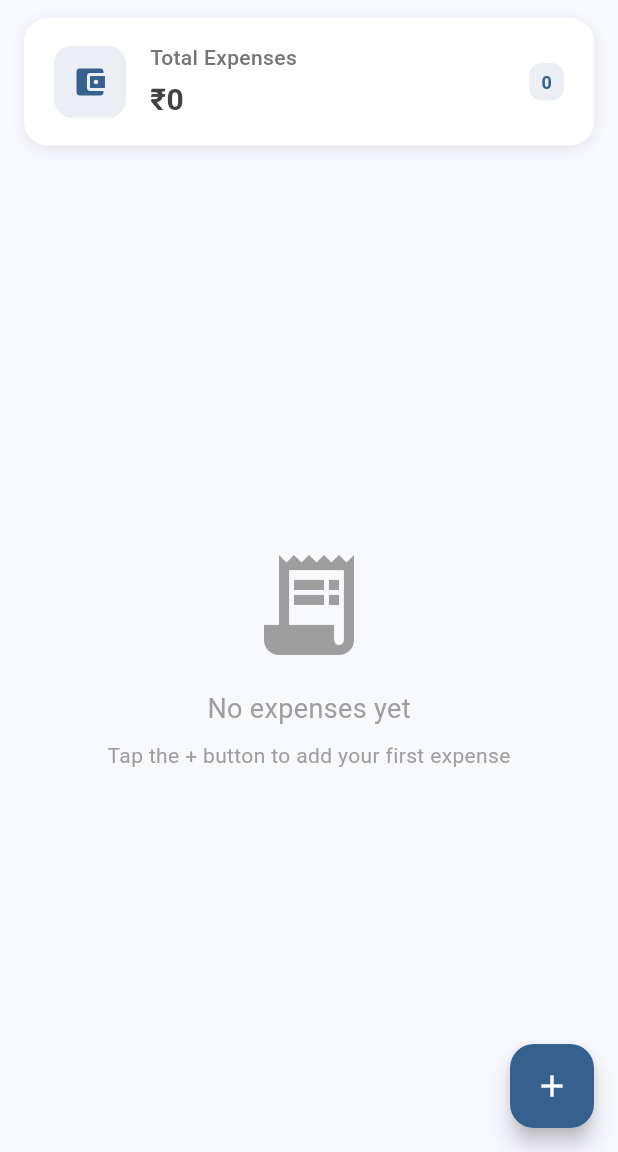
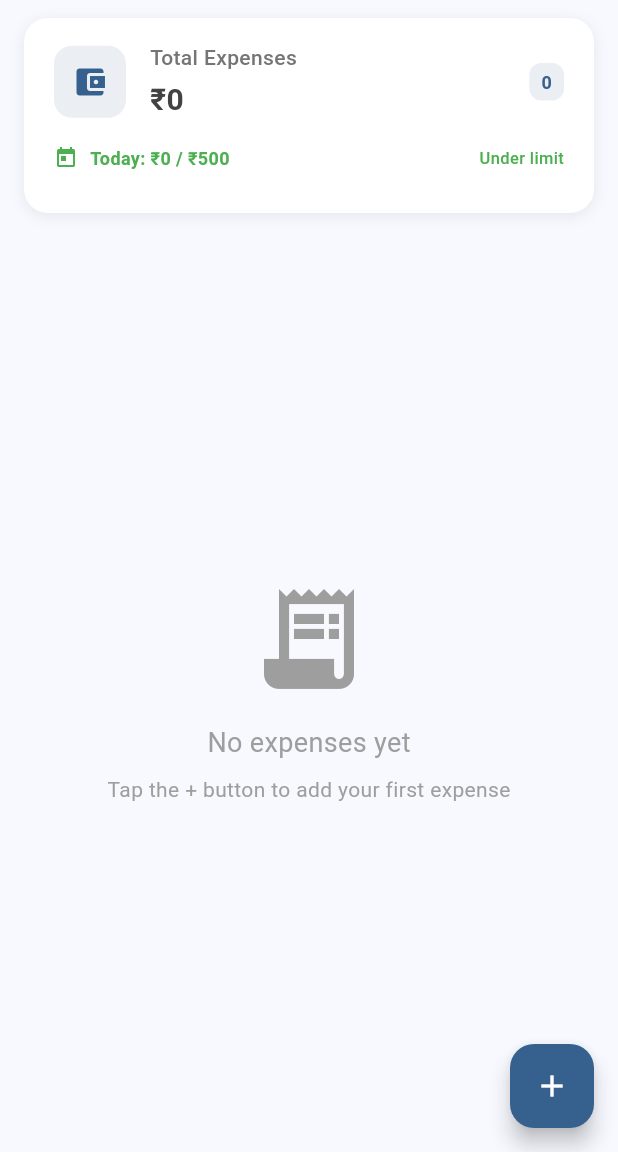
Before and after one commit to seshu31/money_tracker, a Flutter app: the screen it shows after launch, on a phone screen of 412 x 824 dp, the part 84-1236 px from its top. Run offline on Flutter 3.47's test engine with Material 3 defaults, Android fonts, the phone set to English and light mode, and no system bars; our stand-ins replace sqflite; accounts and stored records are empty.

Commit message:
adds daily spending limit

```diff
--- a/lib/screens/home_screen.dart
+++ b/lib/screens/home_screen.dart
@@ -17,6 +17,9 @@ class _HomeScreenState extends State<HomeScreen> {
   bool _isLoading = true;
   // Track which date sections are expanded
   Set<DateTime> _expandedDates = {};
+
+  // Daily spending limit
+  static const double dailyLimit = 500.0;
 
   @override
   void initState() {
@@ -72,6 +75,19 @@ class _HomeScreenState extends State<HomeScreen> {
 
   Future<void> _addExpense(Expense expense) async {
     try {
+      // Check if adding this expense would exceed daily limit
+      final todayExpenses = _getTodayExpenses();
+      final todayTotal = todayExpenses.fold(0.0, (sum, e) => sum + e.amount);
+      final newTotal = todayTotal + expense.amount;
+
+      if (newTotal > dailyLimit) {
+        // Show warning dialog
+        final shouldContinue = await _showDailyLimitWarning(newTotal, dailyLimit);
+        if (!shouldContinue) {
+          return; // User cancelled
+        }
+      }
+
       await _databaseHelper.insertExpense(expense);
       await _loadExpenses(); // Reload the list
     } catch (e) {
@@ -81,6 +97,33 @@ class _HomeScreenState extends State<HomeScreen> {
         );
       }
     }
+  }
+
+  Future<bool> _showDailyLimitWarning(double newTotal, double limit) async {
+    return await showDialog<bool>(
+      context: context,
+      builder: (BuildContext context) {
+        return AlertDialog(
+          title: const Text('Daily Limit Warning'),
+          content: Text(
+            'Adding this expense will exceed your daily limit of ₹${limit.toStringAsFixed(0)}.\n\n'
+            'New total: ₹${newTotal.toStringAsFixed(0)}\n'
+            'Limit: ₹${limit.toStringAsFixed(0)}\n\n'
+            'Do you want to continue?',
+          ),
+          actions: [
+            TextButton(
+              onPressed: () => Navigator.of(context).pop(false),
+              child: const Text('Cancel'),
+            ),
+            TextButton(
+              onPressed: () => Navigator.of(context).pop(true),
+              child: const Text('Continue', style: TextStyle(color: Colors.orange)),
+            ),
+          ],
+        );
+      },
+    ) ?? false;
   }
 
   Future<void> _updateExpense(Expense expense) async {
@@ -140,6 +183,49 @@ class _HomeScreenState extends State<HomeScreen> {
     if (result != null && result is Expense) {
       await _updateExpense(result);
     }
+  }
+
+  // Get today's expenses
+  List<Expense> _getTodayExpenses() {
+    final today = DateTime.now();
+    final todayKey = DateTime(today.year, today.month, today.day);
+    return expenses.where((expense) {
+      final expenseDate = DateTime(expense.date.year, expense.date.month, expense.date.day);
+      return expenseDate == todayKey;
+    }).toList();
+  }
+
+  // Calculate today's total spending
+  double _calculateTodayTotal() {
+    final todayExpenses = _getTodayExpenses();
+    return todayExpenses.fold(0.0, (sum, expense) => sum + expense.amount);
+  }
+
+  // Get spending limit status
+  Map<String, dynamic> _getSpendingLimitStatus() {
+    final todayTotal = _calculateTodayTotal();
+    final percentage = (todayTotal / dailyLimit * 100).clamp(0.0, 100.0);
+
+    Color progressColor;
+    String statusText;
+
+    if (todayTotal >= dailyLimit) {
+      progressColor = Colors.red;
+      statusText = 'Limit exceeded!';
+    } else if (todayTotal >= dailyLimit * 0.8) {
+      progressColor = Colors.orange;
+      statusText = 'Near limit';
+    } else {
+      progressColor = Colors.green;
+      statusText = 'Under limit';
+    }
+
+    return {
+      'percentage': percentage,
+      'color': progressColor,
+      'statusText': statusText,
+      'todayTotal': todayTotal,
+    };
   }
 
   // Group expenses by date
@@ -309,25 +395,6 @@ class _HomeScreenState extends State<HomeScreen> {
               const SizedBox(height: 4),
               Row(
                 children: [
-                  Container(
-                    padding: const EdgeInsets.symmetric(
-                      horizontal: 8,
-                      vertical: 2,
-                    ),
-                    decoration: BoxDecoration(
-                      color: _getTypeColor(expense.type).withOpacity(0.2),
-                      borderRadius: BorderRadius.circular(8),
-                    ),
-                    child: Text(
-                      expense.type,
-                      style: TextStyle(
-                        color: _getTypeColor(expense.type),
-                        fontSize: 11,
-                        fontWeight: FontWeight.w500,
-                      ),
-                    ),
-                  ),
-                  const SizedBox(width: 8),
                   Text(
                     _formatTime(expense.date),
                     style: const TextStyle(
@@ -436,6 +503,8 @@ class _HomeScreenState extends State<HomeScreen> {
 
   @override
   Widget build(BuildContext context) {
+    final spendingStatus = _getSpendingLimitStatus();
+
     return Scaffold(
       appBar: AppBar(
         title: const Text('Money Tracker'),
@@ -474,7 +543,9 @@ class _HomeScreenState extends State<HomeScreen> {
                 ),
               ],
             ),
-            child: Row(
+            child: Column(
+              children: [
+                Row(
                   children: [
                     Container(
                       padding: const EdgeInsets.all(12),
@@ -525,6 +596,56 @@ class _HomeScreenState extends State<HomeScreen> {
                           color: Theme.of(context).colorScheme.primary,
                           fontSize: 12,
                           fontWeight: FontWeight.w600,
+                        ),
+                      ),
+                    ),
+                  ],
+                ),
+
+                // Daily Limit Progress
+                const SizedBox(height: 16),
+                Row(
+                  children: [
+                    Icon(
+                      Icons.today,
+                      size: 16,
+                      color: spendingStatus['color'],
+                    ),
+                    const SizedBox(width: 8),
+                    Text(
+                      'Today: ₹${spendingStatus['todayTotal'].toStringAsFixed(0)} / ₹${dailyLimit.toStringAsFixed(0)}',
+                      style: TextStyle(
+                        fontSize: 12,
+                        fontWeight: FontWeight.w600,
+                        color: spendingStatus['color'],
+                      ),
+                    ),
+                    const Spacer(),
+                    Text(
+                      spendingStatus['statusText'],
+                      style: TextStyle(
+                        fontSize: 11,
+                        fontWeight: FontWeight.w500,
+                        color: spendingStatus['color'],
+                      ),
+                    ),
+                  ],
+                ),
+                const SizedBox(height: 8),
+                Container(
+                  height: 4,
+                  decoration: BoxDecoration(
+                    color: Colors.grey[200],
+                    borderRadius: BorderRadius.circular(2),
+                  ),
+                  child: FractionallySizedBox(
+                    alignment: Alignment.centerLeft,
+                    widthFactor: spendingStatus['percentage'] / 100,
+                    child: Container(
+                      decoration: BoxDecoration(
+                        color: spendingStatus['color'],
+                        borderRadius: BorderRadius.circular(2),
+                      ),
                     ),
                   ),
                 ),
```
Lines whose indentation alone changed are shown as unchanged.
